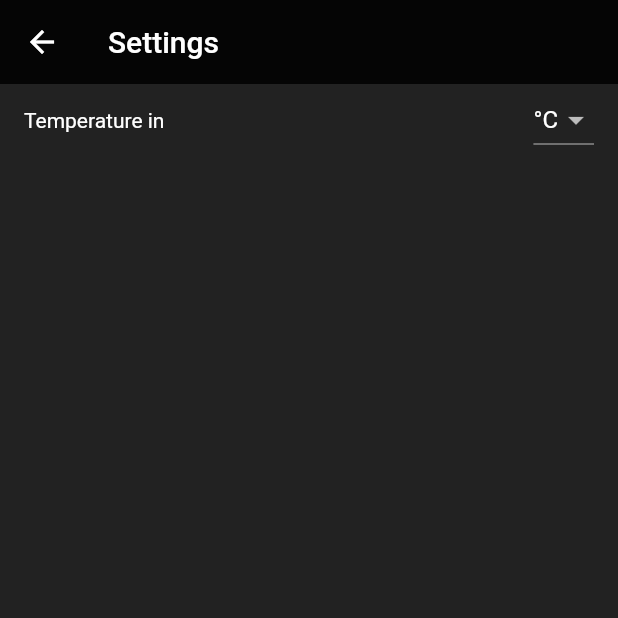
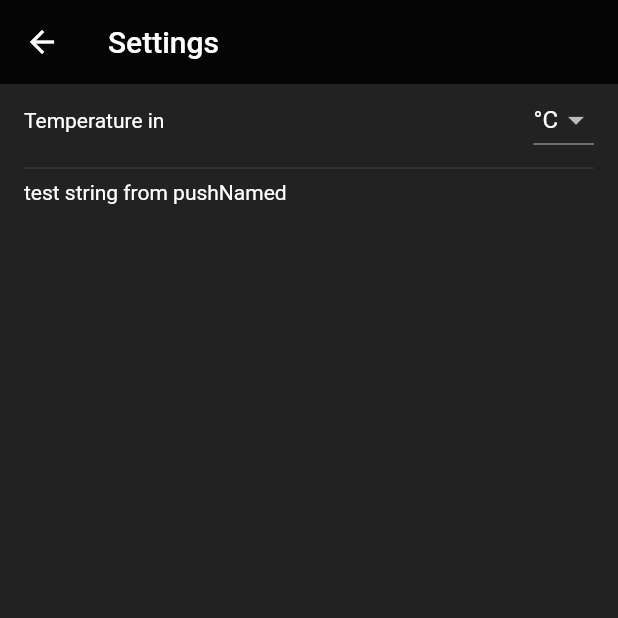
Before and after one commit to verhneudinec/flutter-weather-app-demo, a Flutter app: the screen it shows after launch, after a tap on the "settings" icon, on a phone screen of 412 x 824 dp, the top half of it. Run offline on Flutter 3.47's test engine with Material 2 defaults, Android fonts, the light colour scheme and no system bars.

Commit message:
Transfering data between screens

```diff
--- a/lib/home.dart
+++ b/lib/home.dart
@@ -24,7 +24,11 @@
               // );
               // Navigator.of(context).push(route);
 
-              Navigator.pushNamed(context, '/settings');
+              Navigator.pushNamed(
+                context,
+                '/settings',
+                arguments: "test string from pushNamed",
+              );
             },
           ),
         ],
--- a/lib/settings.dart
+++ b/lib/settings.dart
@@ -12,6 +12,9 @@
 
   @override
   Widget build(BuildContext context) {
+    final RouteSettings routeSettings = ModalRoute.of(context).settings;
+    final stringFromPushNamed = routeSettings.arguments;
+
     return Scaffold(
       appBar: AppBar(
         title: Text("Settings"),
@@ -21,6 +24,7 @@
           horizontal: 16.0,
         ),
         child: Column(
+          crossAxisAlignment: CrossAxisAlignment.start,
           children: [
             Row(
               mainAxisAlignment: MainAxisAlignment.spaceBetween,
@@ -41,7 +45,9 @@
                   },
                 ),
               ],
-            )
+            ),
+            const Divider(),
+            Text(stringFromPushNamed),
           ],
         ),
       ),
```
